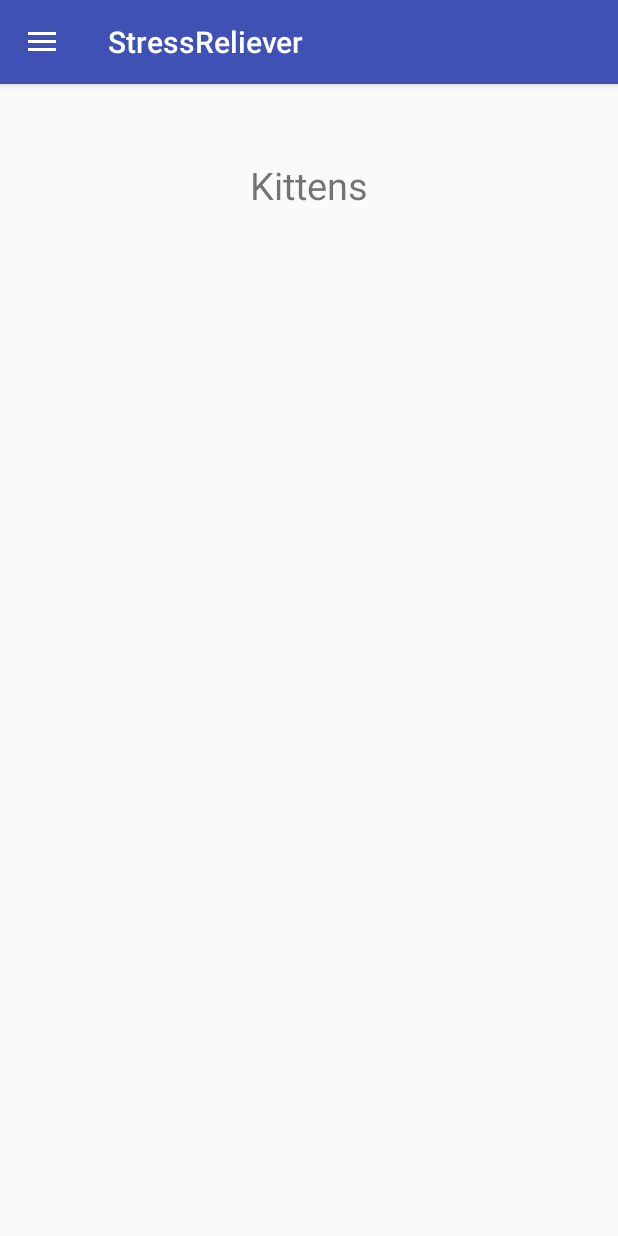
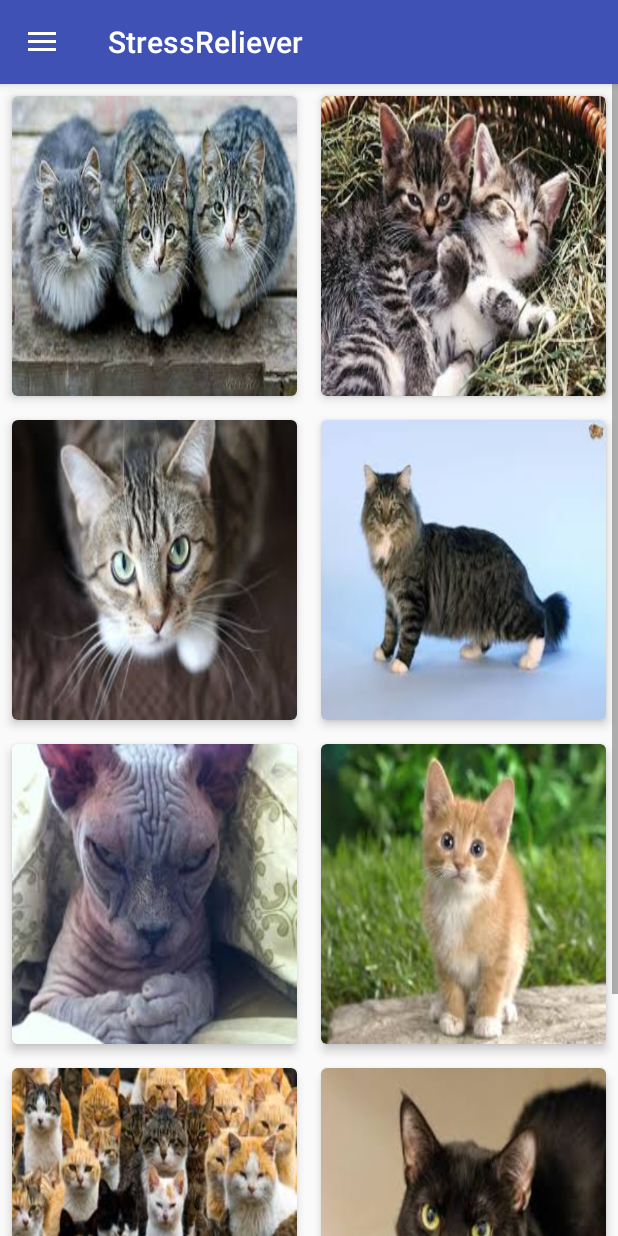
Before and after one commit to NoahLovato/StressReliefApp, an Android app: the screen it shows after launch (MainActivity), in the side drawer, after a tap on "Kittens", on a phone screen of 412 x 824 dp. Run offline under Robolectric (Android 15) with nearby library versions, the phone set to English and light mode, and no system bars; libraries missing offline, so code that uses them is left out: com.crashlytics.android, io.fabric.sdk; 1 statement that could not run was skipped.

Commit message:
Added pictures to Kittens Fragment

```diff
--- a/app/src/main/java/com/example/noahlovato/stressreliever/ImageAdapter.java
+++ b/app/src/main/java/com/example/noahlovato/stressreliever/ImageAdapter.java
@@ -12,6 +12,8 @@ import android.widget.ImageView;
  */
 
 public class ImageAdapter extends RecyclerView.Adapter<ImageAdapter.ViewHolder> {
+
+    private static final String TAG = "ImageAdapter";
 
     private int[] imageIds;
 
@@ -37,9 +39,8 @@ public class ImageAdapter extends RecyclerView.Adapter<ImageAdapter.ViewHolder>
     @Override
     public void onBindViewHolder(ViewHolder holder, int position) {
         CardView cardView = holder.cardView;
-        ImageView imageView = (ImageView)cardView.findViewById(R.id.image);
-        Drawable drawable = cardView.getResources().getDrawable(imageIds[position],null);
-        imageView.setImageDrawable(drawable);
+        ImageView imageView = (ImageView)cardView.findViewById(R.id.some_image2);
+        imageView.setBackgroundResource(imageIds[position]);
         imageView.setContentDescription("Picture" + position);
 
     }
--- a/app/src/main/java/com/example/noahlovato/stressreliever/fragments/KittensFragment.java
+++ b/app/src/main/java/com/example/noahlovato/stressreliever/fragments/KittensFragment.java
@@ -3,11 +3,16 @@ package com.example.noahlovato.stressreliever.fragments;
 
 import android.os.Bundle;
 import android.support.v4.app.Fragment;
+import android.support.v7.widget.GridLayoutManager;
+import android.support.v7.widget.RecyclerView;
+import android.util.Log;
 import android.view.LayoutInflater;
 import android.view.View;
 import android.view.ViewGroup;
 
+import com.example.noahlovato.stressreliever.ImageAdapter;
 import com.example.noahlovato.stressreliever.R;
+import com.example.noahlovato.stressreliever.models.LocalPhoto;
 
 
 /**
@@ -15,6 +20,7 @@ import com.example.noahlovato.stressreliever.R;
  */
 public class KittensFragment extends Fragment {
 
+    private static final String TAG = "KittensFragment";
 
     public KittensFragment() {
         // Required empty public constructor
@@ -25,7 +31,41 @@ public class KittensFragment extends Fragment {
     public View onCreateView(LayoutInflater inflater, ViewGroup container,
                              Bundle savedInstanceState) {
         // Inflate the layout for this fragment
-        return inflater.inflate(R.layout.fragment_kittens, container, false);
+        RecyclerView recyclerView = (RecyclerView)inflater.inflate(
+                R.layout.fragment_kittens,container,false);
+
+        //gets references to photos in package
+        LocalPhoto[] photos =
+        {
+            new LocalPhoto(R.drawable.download, "Cat 1"),
+            new LocalPhoto(R.drawable.download1, "Cat 2"),
+            new LocalPhoto(R.drawable.images, "Cat 3"),
+            new LocalPhoto(R.drawable.images1, "Cat 4"),
+            new LocalPhoto(R.drawable.images2, "Cat 5"),
+            new LocalPhoto(R.drawable.images3, "Cat 6"),
+            new LocalPhoto(R.drawable.images4, "Cat 7"),
+            new LocalPhoto(R.drawable.images5, "Cat 8"),
+            new LocalPhoto(R.drawable.images6, "Cat 9")
+        };
+
+        int[] ids = new int[photos.length];
+
+        //sets array of photo ids
+        for(int i = 0; i < ids.length; i++)
+        {
+            int id = photos[i].getId();
+            Log.d(TAG, "Id is: " + id);
+            ids[i] = id;
+        }
+
+        ImageAdapter imageAdapter = new ImageAdapter(ids);
+        recyclerView.setAdapter(imageAdapter);
+
+        GridLayoutManager layoutManager = new GridLayoutManager(getActivity(),2);
+        recyclerView.setLayoutManager(layoutManager);
+
+
+        return recyclerView;
     }
 
 }
--- a/app/src/main/res/layout/card_image.xml
+++ b/app/src/main/res/layout/card_image.xml
@@ -10,10 +10,17 @@
     card_view:cardCornerRadius="4dp"
     card_view:cardElevation="4dp">
 
+    <LinearLayout
+        android:layout_width="match_parent"
+        android:layout_height="match_parent"
+        android:orientation="vertical">
+
     <ImageView
-        android:id="@+id/image"
+        android:id="@+id/some_image2"
         android:layout_width="match_parent"
-        android:layout_height="0dp"
+        android:layout_height="match_parent"
         android:scaleType="centerCrop"/>
 
+    </LinearLayout>
+
 </android.support.v7.widget.CardView>
--- a/app/src/main/res/layout/fragment_kittens.xml
+++ b/app/src/main/res/layout/fragment_kittens.xml
@@ -1,15 +1,10 @@
-<FrameLayout xmlns:android="http://schemas.android.com/apk/res/android"
-    xmlns:tools="http://schemas.android.com/tools"
-    android:layout_width="match_parent"
-    android:layout_height="match_parent"
-    tools:context="com.example.noahlovato.stressreliever.fragments.KittensFragment">
+ <android.support.v7.widget.RecyclerView
+     xmlns:android="http://schemas.android.com/apk/res/android"
+     xmlns:tools="http://schemas.android.com/tools"
+     tools:context="com.example.noahlovato.stressreliever.fragments.KittensFragment"
+     android:id="@+id/kittens_recycler"
+     android:layout_width="match_parent"
+     android:layout_height="match_parent"
+     android:scrollbars="vertical">
 
-    <TextView
-        android:layout_width="match_parent"
-        android:layout_height="match_parent"
-        android:text="@string/kittens"
-        android:textSize="25dp"
-        android:gravity="center_horizontal"
-        android:layout_marginTop="50dp"/>
-
-</FrameLayout>
+ </android.support.v7.widget.RecyclerView>
```
Also changed, not shown: app/src/main/res/drawable/download.jpg (added), app/src/main/res/drawable/download1.jpg (added), app/src/main/res/drawable/images.jpg (added), app/src/main/res/drawable/images1.jpg (added), app/src/main/res/drawable/images2.jpg (added), app/src/main/res/drawable/images3.jpg (added), app/src/main/res/drawable/images4.jpg (added), app/src/main/res/drawable/images5.jpg (added), app/src/main/res/drawable/images6.jpg (added).
